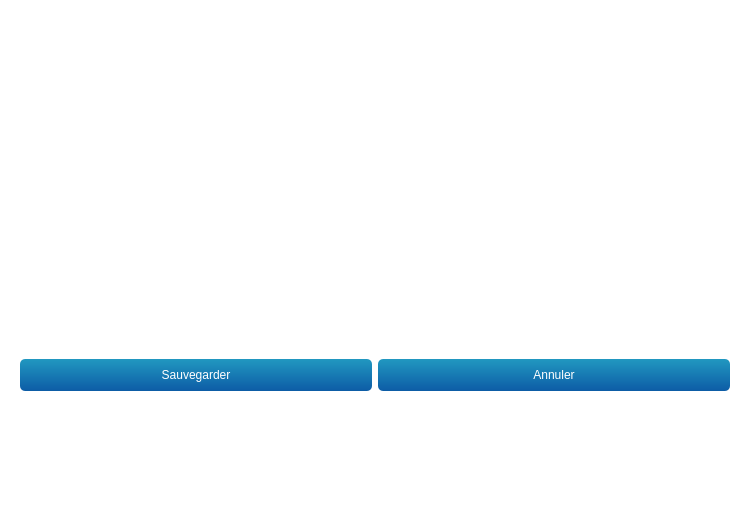
Before: the Qt Designer form teraplus/client/src/editors/SessionTypeWidget.ui in introlab/opentera, drawn with Qt 5.
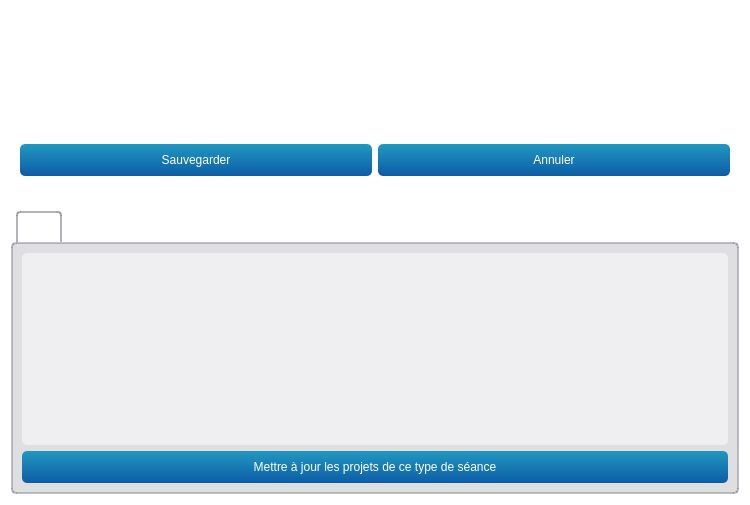
After: the same form once the commit is applied. Icons and pictures are not drawn. Custom widgets are drawn as their Qt base class.

Commit message: Added SessionType to Project association in server API and Client.

The edit to the form file:
```diff
--- a/teraplus/client/src/editors/SessionTypeWidget.ui
+++ b/teraplus/client/src/editors/SessionTypeWidget.ui
@@ -38,12 +38,10 @@
 QFrame#frmSelUser{background-color:rgba(100,100,200,50%);}
 QFrame#frmAudio,QFrame#frmCam1,QFrame#frmCam2,QFrame#frmSensors,QFrame#frmWebRTC,QFrame#frmVirtualCam,QFrame#frmExternalPrograms{background-color:rgba(100,100,200,35%);}
 
-QCheckBox::indicator:unchecked:!enabled { background-color:rgba(128,0,0,100%);}
-QCheckBox::indicator:checked:!enabled { background-color:green;}
-QCheckBox::indicator:unchecked{ background-color:red;border-radius:3px;}
-QCheckBox::indicator:checked {background-color:rgb(0,255,0);border-radius:3px;}
-QCheckBox:checked{color:lightgreen;background-color:rgba(0,0,0,0%);}
-QCheckBox:!checked{color:red;background-color:rgba(0,0,0,0%);}
+QCheckBox::indicator:unchecked:!enabled,QListWidget::indicator:unchecked:!enabled { background-color:rgba(128,0,0,100%);}
+QCheckBox::indicator:checked:!enabled,QListWidget::indicator:checked:!enabled { background-color:green;}
+QCheckBox::indicator:unchecked,QListWidget::indicator:unchecked{ background-color:red;border-radius:3px;}
+QCheckBox::indicator:checked, QListWidget::indicator:checked {background-color:rgb(0,255,0);border-radius:3px;}
 
 QPushButton{background-color:qlineargradient(x1: 0, y1: 0, x2: 0, y2: 1, stop: 0 #2198c0, stop: 1 #0d5ca6);}
 QPushButton:checked{background-color:rgb(128,128,128); border:1px solid rgba(255,255,255,50%);}
@@ -119,6 +117,9 @@
 </string>
   </property>
   <layout class="QVBoxLayout" name="verticalLayout">
+   <property name="spacing">
+    <number>2</number>
+   </property>
    <item>
     <widget class="TeraForm" name="wdgSessionType" native="true">
      <property name="sizePolicy">
@@ -187,6 +188,72 @@
      </layout>
     </widget>
    </item>
+   <item>
+    <widget class="QTabWidget" name="tabSessionTypeInfos">
+     <property name="sizePolicy">
+      <sizepolicy hsizetype="Expanding" vsizetype="Maximum">
+       <horstretch>0</horstretch>
+       <verstretch>0</verstretch>
+      </sizepolicy>
+     </property>
+     <property name="currentIndex">
+      <number>0</number>
+     </property>
+     <property name="iconSize">
+      <size>
+       <width>20</width>
+       <height>20</height>
+      </size>
+     </property>
+     <widget class="QWidget" name="tabProjects">
+      <attribute name="icon">
+       <iconset resource="../../resources/TeraClient.qrc">
+        <normaloff>:/icons/project.png</normaloff>:/icons/project.png</iconset>
+      </attribute>
+      <attribute name="title">
+       <string>Projets</string>
+      </attribute>
+      <layout class="QVBoxLayout" name="verticalLayout_3">
+       <item>
+        <widget class="QListWidget" name="lstProjects">
+         <property name="sizePolicy">
+          <sizepolicy hsizetype="Expanding" vsizetype="Maximum">
+           <horstretch>0</horstretch>
+           <verstretch>0</verstretch>
+          </sizepolicy>
+         </property>
+        </widget>
+       </item>
+       <item>
+        <widget class="QPushButton" name="btnProjects">
+         <property name="minimumSize">
+          <size>
+           <width>0</width>
+           <height>32</height>
+          </size>
+         </property>
+         <property name="cursor">
+          <cursorShape>PointingHandCursor</cursorShape>
+         </property>
+         <property name="text">
+          <string>Mettre à jour les projets de ce type de séance</string>
+         </property>
+         <property name="icon">
+          <iconset resource="../../resources/TeraClient.qrc">
+           <normaloff>:/icons/project.png</normaloff>:/icons/project.png</iconset>
+         </property>
+         <property name="iconSize">
+          <size>
+           <width>24</width>
+           <height>24</height>
+          </size>
+         </property>
+        </widget>
+       </item>
+      </layout>
+     </widget>
+    </widget>
+   </item>
   </layout>
  </widget>
  <customwidgets>
```
The commit also changes 21 other files.
